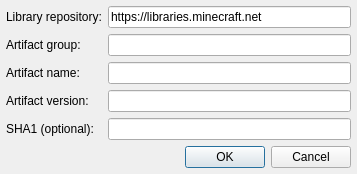
Alex2772/hackers-mc-launcher, file ui/JavaLibForm.ui: the form before one commit.
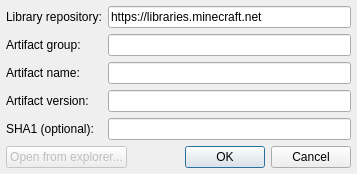
The form after the commit. Custom widgets are drawn as their Qt base class.

Patch:
```diff
--- a/ui/JavaLibForm.ui
+++ b/ui/JavaLibForm.ui
@@ -95,11 +95,28 @@
     </layout>
    </item>
    <item>
+    <layout class="QHBoxLayout" name="horizontalLayout">
+     <property name="topMargin">
+      <number>0</number>
+     </property>
+     <item>
+      <widget class="QPushButton" name="pushButton">
+       <property name="enabled">
+        <bool>false</bool>
+       </property>
+       <property name="text">
+        <string>Open from explorer...</string>
+       </property>
+      </widget>
+     </item>
+     <item>
     <widget class="QDialogButtonBox" name="buttonBox">
      <property name="standardButtons">
       <set>QDialogButtonBox::Cancel|QDialogButtonBox::Ok</set>
      </property>
     </widget>
+     </item>
+    </layout>
    </item>
   </layout>
  </widget>
```
Lines whose indentation alone changed are shown as unchanged.
